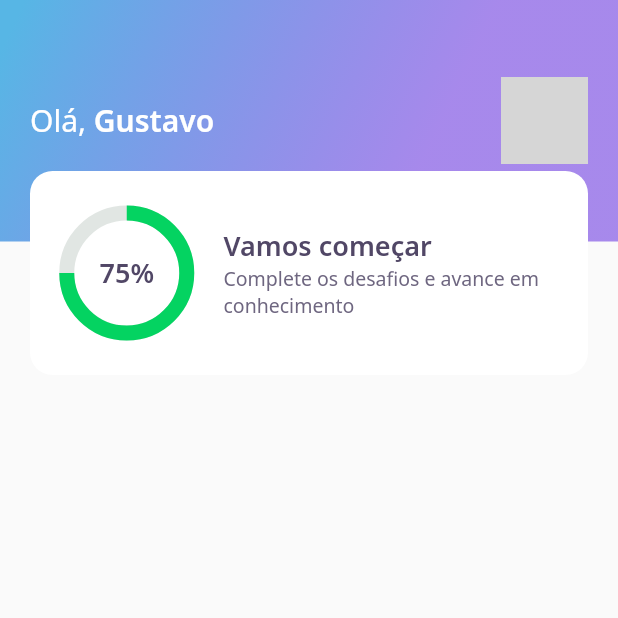
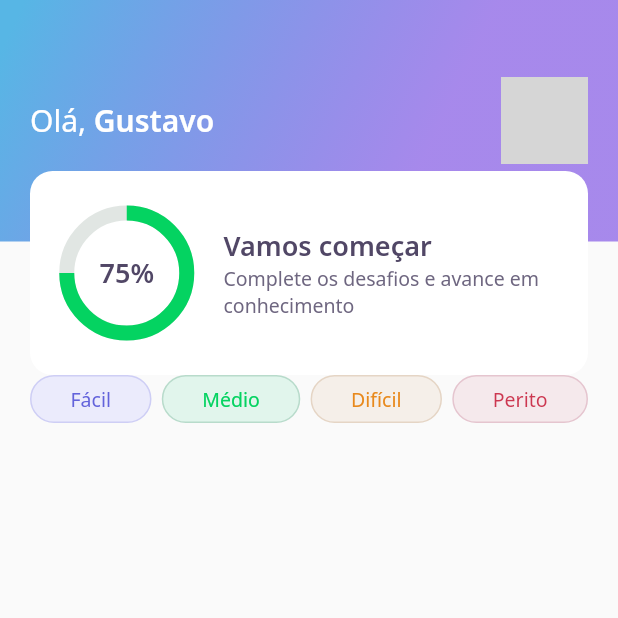
Before and after one commit to amazingustav/devquiz, a Flutter app: the screen it shows after launch, on a phone screen of 412 x 824 dp, the top half of it. Run offline on Flutter 3.47's test engine with Material 2 defaults, Android fonts, the phone set to English and light mode, and no system bars; our stand-ins replace google_fonts; network calls fail; grey boxes are pictures that could not be loaded.

Commit message:
Componetize and insert level buttons

```diff
--- a/lib/home/home_page.dart
+++ b/lib/home/home_page.dart
@@ -1,4 +1,5 @@
 import 'package:dev_quiz/home/widgets/appbar/app_bar_widget.dart';
+import 'package:dev_quiz/home/widgets/level_button/level_button_widget.dart';
 import 'package:flutter/material.dart';
 
 class HomePage extends StatefulWidget {
@@ -13,6 +14,18 @@ class HomePageState extends State<HomePage> {
   Widget build(BuildContext context) {
     return Scaffold(
       appBar: AppBarWidget(),
+      body: Padding(
+        padding: const EdgeInsets.symmetric(horizontal: 20),
+        child: Row(
+          mainAxisAlignment: MainAxisAlignment.spaceBetween,
+          children: [
+            LevelButtonWidget(label: "Fácil"),
+            LevelButtonWidget(label: "Médio"),
+            LevelButtonWidget(label: "Difícil"),
+            LevelButtonWidget(label: "Perito"),
+          ],
+        ),
+      ),
     );
   }
 }
--- /dev/null
+++ b/lib/home/widgets/level_button/level_button_widget.dart
@@ -0,0 +1,66 @@
+import 'package:dev_quiz/core/app_colors.dart';
+import 'package:flutter/material.dart';
+import 'package:google_fonts/google_fonts.dart';
+
+class LevelButtonWidget extends StatelessWidget {
+  final String label;
+
+  LevelButtonWidget({
+    Key? key,
+    required this.label,
+  })  : assert(["Fácil", "Médio", "Difícil", "Perito"].contains(label)),
+        super(key: key);
+
+  final config = {
+    "Fácil": {
+      "color": AppColors.levelButtonFacil,
+      "borderColor": AppColors.levelButtonBorderFacil,
+      "fontColor": AppColors.levelButtonTextFacil
+    },
+    "Médio": {
+      "color": AppColors.levelButtonMedio,
+      "borderColor": AppColors.levelButtonBorderMedio,
+      "fontColor": AppColors.levelButtonTextMedio
+    },
+    "Difícil": {
+      "color": AppColors.levelButtonDificil,
+      "borderColor": AppColors.levelButtonBorderDificil,
+      "fontColor": AppColors.levelButtonTextDificil
+    },
+    "Perito": {
+      "color": AppColors.levelButtonPerito,
+      "borderColor": AppColors.levelButtonBorderPerito,
+      "fontColor": AppColors.levelButtonTextPerito
+    },
+  };
+
+  Color get color => config[label]!['color']!;
+  Color get borderColor => config[label]!['borderColor']!;
+  Color get fontColor => config[label]!['fontColor']!;
+
+  @override
+  Widget build(BuildContext context) {
+    return Container(
+      decoration: BoxDecoration(
+        color: color,
+        border: Border.fromBorderSide(
+          BorderSide(color: borderColor),
+        ),
+        borderRadius: BorderRadius.circular(28),
+      ),
+      child: Padding(
+        padding: const EdgeInsets.symmetric(
+          horizontal: 26,
+          vertical: 6,
+        ),
+        child: Text(
+          label,
+          style: GoogleFonts.notoSans(
+            color: fontColor,
+            fontSize: 13,
+          ),
+        ),
+      ),
+    );
+  }
+}
```
